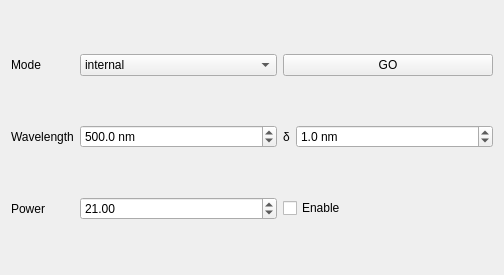
First picture: the form in hyperion/view/polarization/aotf_instrument.ui, repository caldarolamartin/hyperion, before the edit.
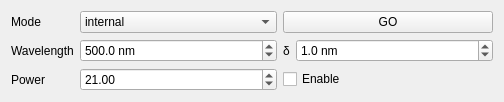
Second picture: the form after the edit.

```diff
--- a/hyperion/view/polarization/aotf_instrument.ui
+++ b/hyperion/view/polarization/aotf_instrument.ui
@@ -7,7 +7,7 @@
     <x>0</x>
     <y>0</y>
     <width>504</width>
-    <height>275</height>
+    <height>93</height>
    </rect>
   </property>
   <property name="sizePolicy">
```
